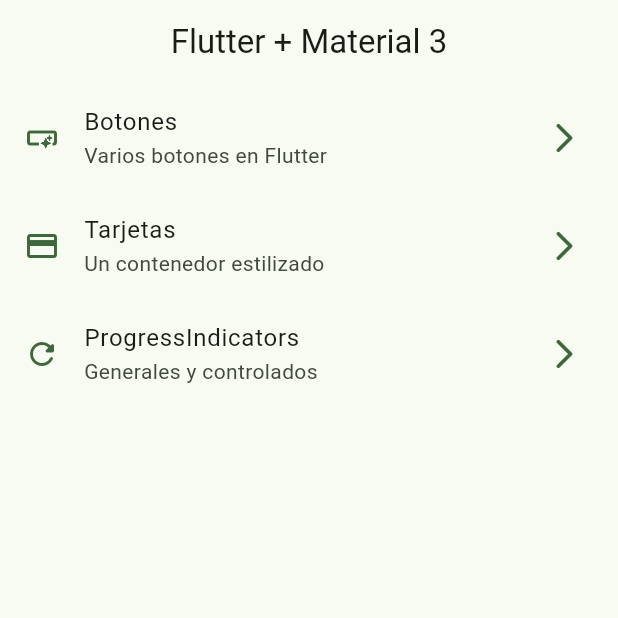
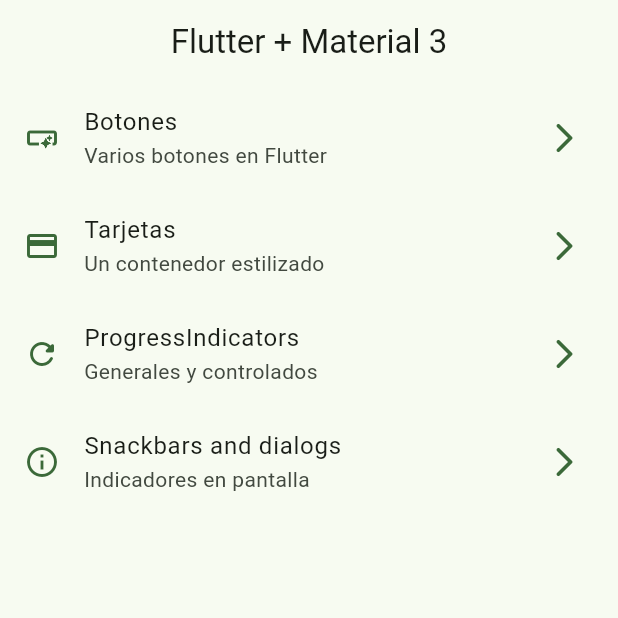
Before and after one commit to AlexisPucheta/widgetsApp, a Flutter app: the screen it shows after launch, on a phone screen of 412 x 824 dp, the top half of it. Run offline on Flutter 3.47's test engine with Material 3 defaults, Android fonts, the phone set to English and light mode, and no system bars; our stand-ins replace go_router.

```diff
--- a/lib/config/menu/menu_items.dart
+++ b/lib/config/menu/menu_items.dart
@@ -33,4 +33,10 @@ const appMenuItems = <MenuItems>[
     icon: Icons.refresh_rounded,
     link: '/progress',
   ),
+  MenuItems(
+    title: 'Snackbars and dialogs',
+    subtitle: 'Indicadores en pantalla',
+    icon: Icons.info_outline,
+    link: '/snackbars',
+  ),
 ];
--- a/lib/config/router/app_router.dart
+++ b/lib/config/router/app_router.dart
@@ -24,5 +24,10 @@ final appRouter = GoRouter(
       name: ProgressScreen.name,
       builder: (context, state) => const ProgressScreen(),
     ),
+    GoRoute(
+      path: '/snackbars',
+      name: SnackbarScreen.name,
+      builder: (context, state) => const SnackbarScreen(),
+    ),
   ],
 );
```
Also changed, not shown: lib/presentation/screens/snackbar/snackbar_screen.dart (+71 -1 lines).
